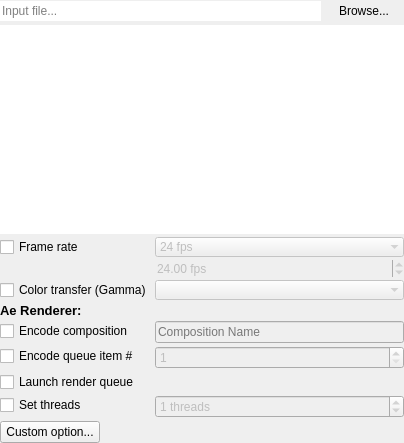
Old version of the form DuFFMpeg/inputwidget.ui in the repository RxLaboratory/DuME.
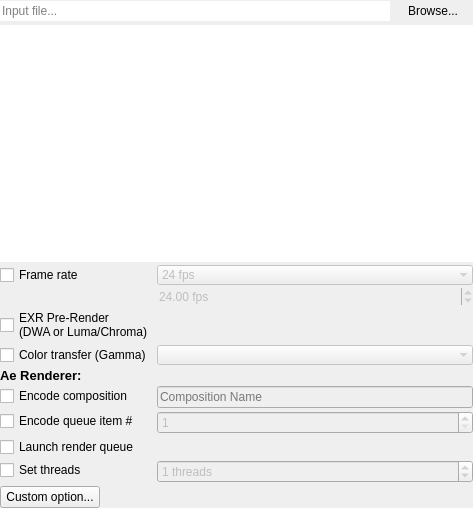
New version of the form.

Commit message: added exr prerender option

```diff
--- a/DuFFMpeg/inputwidget.ui
+++ b/DuFFMpeg/inputwidget.ui
@@ -6,8 +6,8 @@
    <rect>
     <x>0</x>
     <y>0</y>
-    <width>404</width>
-    <height>443</height>
+    <width>473</width>
+    <height>508</height>
    </rect>
   </property>
   <property name="windowTitle">
@@ -75,8 +75,8 @@
        <rect>
         <x>0</x>
         <y>0</y>
-        <width>404</width>
-        <height>414</height>
+        <width>473</width>
+        <height>478</height>
        </rect>
       </property>
       <layout class="QVBoxLayout" name="verticalLayout" stretch="1,0">
@@ -216,7 +216,7 @@
            </property>
           </widget>
          </item>
-         <item row="8" column="0">
+         <item row="9" column="0">
           <widget class="QPushButton" name="addParamButton">
            <property name="minimumSize">
             <size>
@@ -248,7 +248,7 @@
            </property>
           </widget>
          </item>
-         <item row="2" column="0">
+         <item row="3" column="0">
           <widget class="QCheckBox" name="trcButton">
            <property name="minimumSize">
             <size>
@@ -261,7 +261,7 @@
            </property>
           </widget>
          </item>
-         <item row="2" column="1">
+         <item row="3" column="1">
           <widget class="QComboBox" name="trcBox">
            <property name="enabled">
             <bool>false</bool>
@@ -280,7 +280,7 @@
            </property>
           </widget>
          </item>
-         <item row="4" column="0">
+         <item row="5" column="0">
           <widget class="QCheckBox" name="compButton">
            <property name="minimumSize">
             <size>
@@ -296,7 +296,7 @@
            </property>
           </widget>
          </item>
-         <item row="4" column="1">
+         <item row="5" column="1">
           <widget class="QLineEdit" name="compEdit">
            <property name="enabled">
             <bool>false</bool>
@@ -306,7 +306,7 @@
            </property>
           </widget>
          </item>
-         <item row="7" column="0">
+         <item row="8" column="0">
           <widget class="QCheckBox" name="threadsButton">
            <property name="minimumSize">
             <size>
@@ -322,7 +322,7 @@
            </property>
           </widget>
          </item>
-         <item row="7" column="1">
+         <item row="8" column="1">
           <widget class="QSpinBox" name="threadsBox">
            <property name="enabled">
             <bool>false</bool>
@@ -344,7 +344,7 @@
            </property>
           </widget>
          </item>
-         <item row="3" column="0">
+         <item row="4" column="0">
           <widget class="QLabel" name="aeLabel">
            <property name="font">
             <font>
@@ -358,7 +358,7 @@
            </property>
           </widget>
          </item>
-         <item row="5" column="0">
+         <item row="6" column="0">
           <widget class="QCheckBox" name="rqindexButton">
            <property name="minimumSize">
             <size>
@@ -374,7 +374,7 @@
            </property>
           </widget>
          </item>
-         <item row="5" column="1">
+         <item row="6" column="1">
           <widget class="QSpinBox" name="rqindexBox">
            <property name="enabled">
             <bool>false</bool>
@@ -396,7 +396,7 @@
            </property>
           </widget>
          </item>
-         <item row="6" column="0">
+         <item row="7" column="0">
           <widget class="QCheckBox" name="aeRenderQueueButton">
            <property name="minimumSize">
             <size>
@@ -412,6 +412,14 @@
            </property>
           </widget>
          </item>
+         <item row="2" column="0">
+          <widget class="QCheckBox" name="exrPreRenderButton">
+           <property name="text">
+            <string>EXR Pre-Render
+(DWA or Luma/Chroma)</string>
+           </property>
+          </widget>
+         </item>
         </layout>
        </item>
       </layout>
```
The commit also changes 1 other file.
